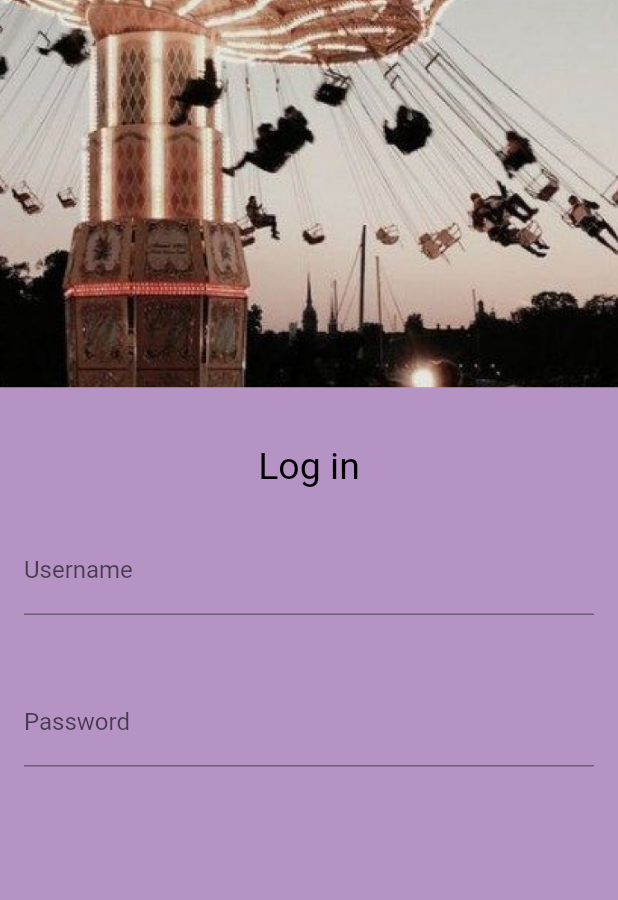
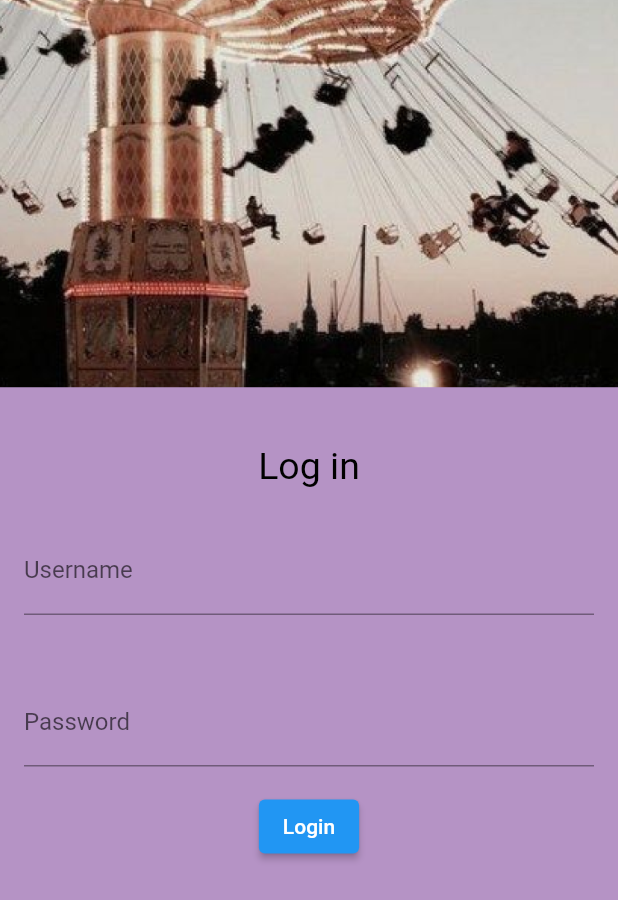
Before and after one commit to Adit0507/Hack-The-League, a Flutter app: the screen it shows after launch, on a phone screen of 412 x 824 dp. Shown: the top 900 px of the screen. Run offline on Flutter 3.47's test engine with Material 2 defaults, Android fonts, the phone set to English and light mode, and no system bars.

Commit message:
loginPages

```diff
--- a/lib/login/login.dart
+++ b/lib/login/login.dart
@@ -76,7 +76,6 @@ class _LoginPageState extends State<LoginPage> {
                       child: TextFormField(
                         obscureText: true,
                         decoration: InputDecoration(
-
                           hintText: "Enter password",
                           labelText: "Password",
                           focusedBorder: OutlineInputBorder(
@@ -84,6 +83,10 @@ class _LoginPageState extends State<LoginPage> {
                           ),
                         ),
                       ),
+                    ),
+                    ElevatedButton(
+                      onPressed: () {},
+                      child: Text("Login"),
                     ),
                   ],
                 ),
```
